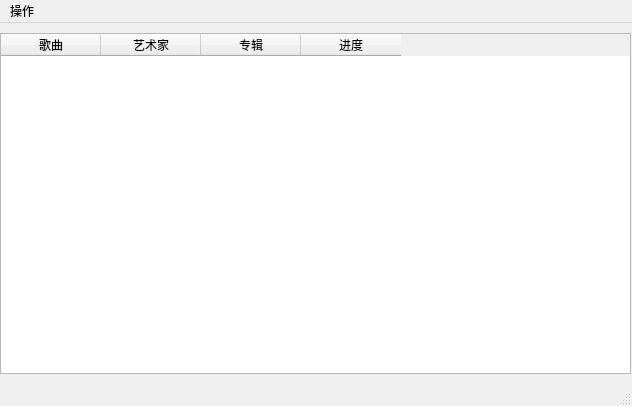
Above: downloadwindow.ui from Jack-Myth/Netease-Music-Qt before the change. Below: the same form after it.
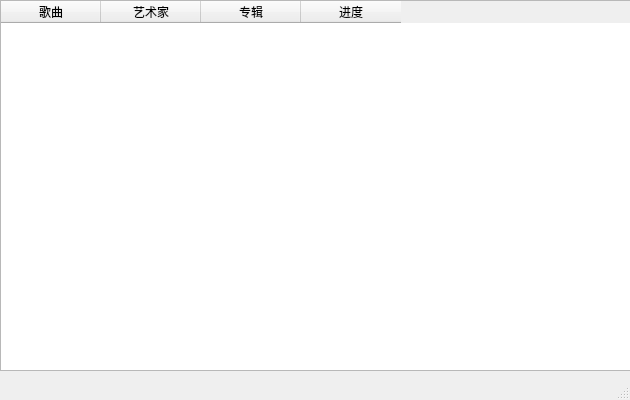
That is the form after the change.

What changed in the file:
```diff
--- a/downloadwindow.ui
+++ b/downloadwindow.ui
@@ -6,10 +6,22 @@
    <rect>
     <x>0</x>
     <y>0</y>
-    <width>632</width>
-    <height>406</height>
+    <width>630</width>
+    <height>400</height>
    </rect>
   </property>
+  <property name="minimumSize">
+   <size>
+    <width>600</width>
+    <height>400</height>
+   </size>
+  </property>
+  <property name="maximumSize">
+   <size>
+    <width>630</width>
+    <height>400</height>
+   </size>
+  </property>
   <property name="windowTitle">
    <string>下载管理器</string>
   </property>
@@ -18,14 +30,17 @@
     <property name="geometry">
      <rect>
       <x>0</x>
-      <y>10</y>
+      <y>0</y>
       <width>631</width>
-      <height>341</height>
+      <height>371</height>
      </rect>
     </property>
-    <attribute name="horizontalHeaderVisible">
-     <bool>true</bool>
-    </attribute>
+    <property name="minimumSize">
+     <size>
+      <width>630</width>
+      <height>0</height>
+     </size>
+    </property>
     <attribute name="verticalHeaderVisible">
      <bool>false</bool>
     </attribute>
@@ -51,26 +66,6 @@
     </column>
    </widget>
   </widget>
-  <widget class="QMenuBar" name="menubar">
-   <property name="geometry">
-    <rect>
-     <x>0</x>
-     <y>0</y>
-     <width>632</width>
-     <height>23</height>
-    </rect>
-   </property>
-   <widget class="QMenu" name="menu">
-    <property name="title">
-     <string>操作</string>
-    </property>
-    <addaction name="action"/>
-    <addaction name="action_2"/>
-    <addaction name="separator"/>
-    <addaction name="action_4"/>
-   </widget>
-   <addaction name="menu"/>
-  </widget>
   <widget class="QStatusBar" name="statusbar"/>
   <action name="action">
    <property name="text">
```
Left out of the diff: 2 changed lines with no effect on the pictures.
